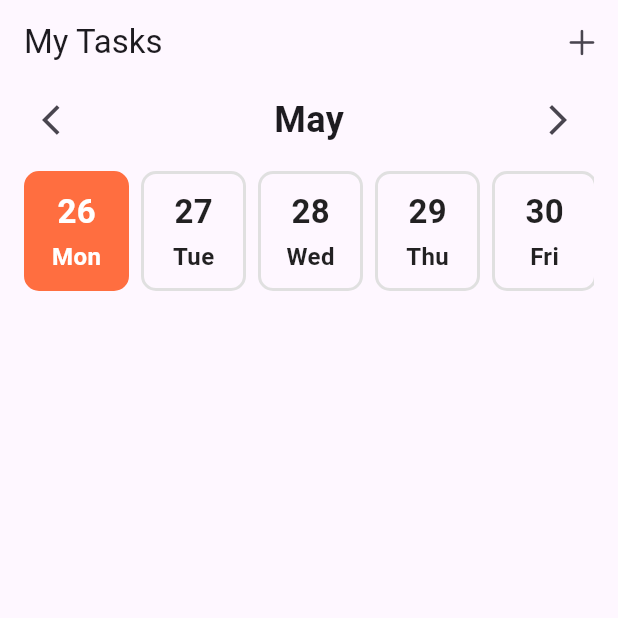
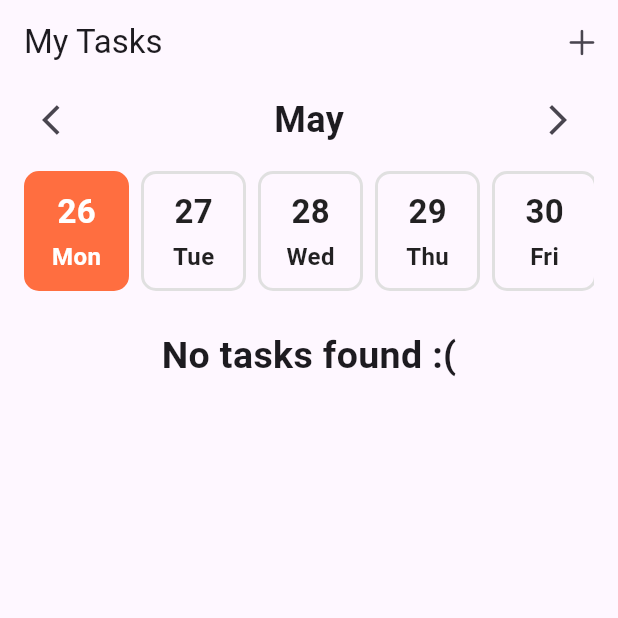
Before and after one commit to M-Alok/Flutter-Firebase-Auth, a Flutter app: the screen it shows once a user with an empty profile is signed in, on a phone screen of 412 x 824 dp, the top half of it. Run offline on Flutter 3.47's test engine with Material 3 defaults, Android fonts, the phone set to English and light mode, and no system bars; our stand-ins replace cloud_firestore, firebase_auth, firebase_core, image_picker; missing offline and left inert: flex_color_picker; accounts and stored records are empty; Roboto replaces fonts that are missing (Cera Pro).

Commit message:
Home page updated

```diff
--- a/lib/pages/home_page.dart
+++ b/lib/pages/home_page.dart
@@ -15,6 +15,8 @@ class MyHomePage extends StatefulWidget {
 }
 
 class _MyHomePageState extends State<MyHomePage> {
+  List<DocumentSnapshot> _taskDocs = [];
+
   @override
   Widget build(BuildContext context) {
     return Scaffold(
@@ -41,44 +43,71 @@ class _MyHomePageState extends State<MyHomePage> {
           children: [
             const DateSelector(),
             StreamBuilder(
-              stream: FirebaseFirestore.instance.collection('tasks').where('creator', isEqualTo: FirebaseAuth.instance.currentUser!.uid).snapshots(),
+              stream: FirebaseFirestore.instance
+                  .collection('tasks')
+                  .where('creator', isEqualTo: FirebaseAuth.instance.currentUser!.uid)
+                  .snapshots(),
               builder: (context, snapshot) {
                 if (snapshot.connectionState == ConnectionState.waiting) {
-                  return Padding(
-                    padding: const EdgeInsets.only(top: 20),
-                    child: const Center(child: CircularProgressIndicator()),
+                  return const Padding(
+                    padding: EdgeInsets.only(top: 20),
+                    child: Center(child: CircularProgressIndicator()),
                   );
                 }
 
-                if (!snapshot.hasData) {
-                  return Padding(
-                    padding: const EdgeInsets.only(top: 25),
-                    child: const Text('No data here :(', style: TextStyle(fontSize: 25, fontWeight: FontWeight.w600)),
+                if (!snapshot.hasData || snapshot.data!.docs.isEmpty) {
+                  return const Padding(
+                    padding: EdgeInsets.only(top: 25),
+                    child: Text('No tasks found :(', style: TextStyle(fontSize: 25, fontWeight: FontWeight.w600)),
                   );
                 }
 
+                _taskDocs = snapshot.data!.docs;
+
                 return Expanded(
                   child: ListView.builder(
-                  itemCount: snapshot.data!.docs.length,
+                    itemCount: _taskDocs.length,
                     itemBuilder: (context, index) {
-                    return Row(
+                      final task = _taskDocs[index];
+
+                      return Dismissible(
+                        key: ValueKey(task.id),
+                        onDismissed: (direction) async {
+                          final deletedData = snapshot.data!.docs[index].data();
+
+                          // setState(() {
+                          //   _taskDocs.removeAt(index);
+                          // });
+
+                          await FirebaseFirestore.instance.collection('tasks').doc(task.id).delete();
+
+                          ScaffoldMessenger.of(context).showSnackBar(
+                            SnackBar(
+                              content: const Text('Task deleted'),
+                              action: SnackBarAction(
+                                label: 'UNDO',
+                                onPressed: () {
+                                  FirebaseFirestore.instance.collection('tasks').doc(task.id).set(deletedData);
+                                },
+                              ),
+                            ),
+                          );
+                        },
+                        child: Row(
                           children: [
                             Expanded(
                               child: TaskCard(
-                            color: hexToColor(snapshot.data!.docs[index].data()['color']),
-                            headerText: snapshot.data!.docs[index].data()['title'],
-                            descriptionText: snapshot.data!.docs[index].data()['description'],
-                            scheduledDate: snapshot.data!.docs[index].data()['date'].toString(),
+                                color: hexToColor(task['color']),
+                                headerText: task['title'],
+                                descriptionText: task['description'],
+                                scheduledDate: task['date'].toString(),
                               ),
                             ),
                             Container(
                               height: 50,
                               width: 50,
                               decoration: BoxDecoration(
-                            color: strengthenColor(
-                              const Color.fromRGBO(246, 222, 194, 1),
-                              0.69,
-                            ),
+                                color: strengthenColor(const Color.fromRGBO(246, 222, 194, 1), 0.69),
                                 shape: BoxShape.circle,
                               ),
                             ),
@@ -86,18 +115,17 @@ class _MyHomePageState extends State<MyHomePage> {
                               padding: EdgeInsets.all(12.0),
                               child: Text(
                                 '10:00AM',
-                            style: TextStyle(
-                              fontSize: 17,
-                            ),
+                                style: TextStyle(fontSize: 17),
                               ),
                             )
                           ],
+                        ),
                       );
                     },
                   ),
                 );
               },
-            ),
+            )
           ],
         ),
       ),
--- a/lib/widgets/add_new_task.dart
+++ b/lib/widgets/add_new_task.dart
@@ -6,6 +6,7 @@ import 'package:flex_color_picker/flex_color_picker.dart';
 import 'package:flutter/material.dart';
 import 'package:intl/intl.dart';
 import 'package:ui_login/utils.dart';
+import 'package:uuid/uuid.dart';
 
 class AddNewTask extends StatefulWidget {
   const AddNewTask({super.key});
@@ -30,7 +31,8 @@ class _AddNewTaskState extends State<AddNewTask> {
 
   Future<void> uploadTaskToDB() async {
     try {
-      final data = await FirebaseFirestore.instance.collection('tasks').add({
+      final id = const Uuid().v4();
+      await FirebaseFirestore.instance.collection('tasks').doc(id).set({
         'title': titleController.text.trim(),
         'description': descriptionController.text.trim(),
         'date': selectedDate,
@@ -38,7 +40,7 @@ class _AddNewTaskState extends State<AddNewTask> {
         'postedAt': FieldValue.serverTimestamp(),
         'color': rgbToHex(selectedColor),
       });
-      print('Data: ${data.id}');
+      print('Data: $id');
     } catch (e) {
       print('Error $e');
     }
--- a/pubspec.yaml
+++ b/pubspec.yaml
@@ -41,6 +41,7 @@ dependencies:
   flex_color_picker: ^3.7.1
   dotted_border: ^2.1.0
   cloud_firestore: ^5.6.8
+  uuid: ^4.5.1
 
 dev_dependencies:
   flutter_test:
```
Also changed, not shown: lib/firebase_options.dart (deleted), pubspec.lock, 1 other file. Lines whose indentation alone changed are shown as unchanged.
